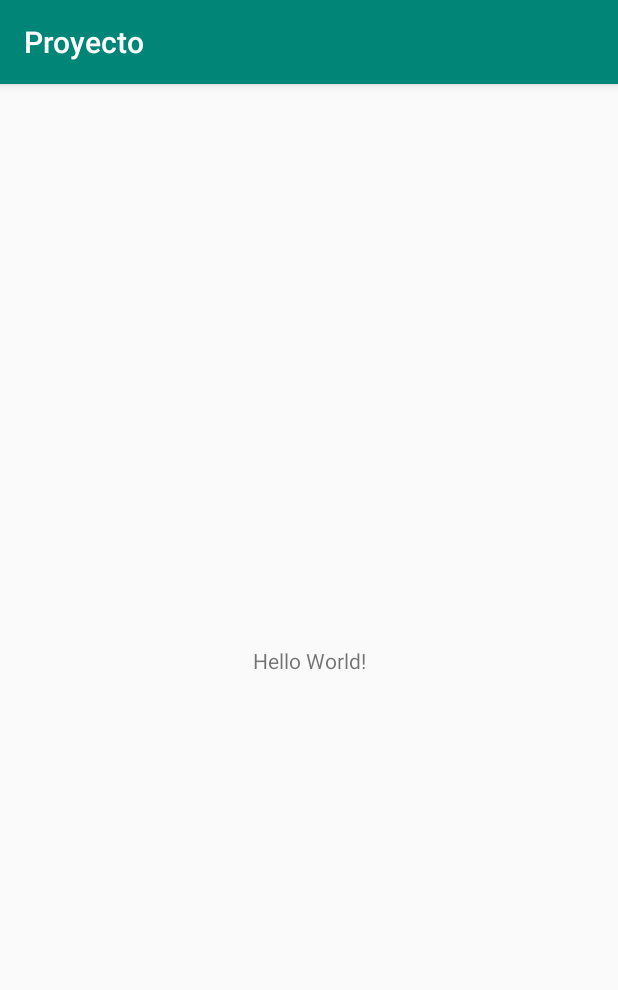
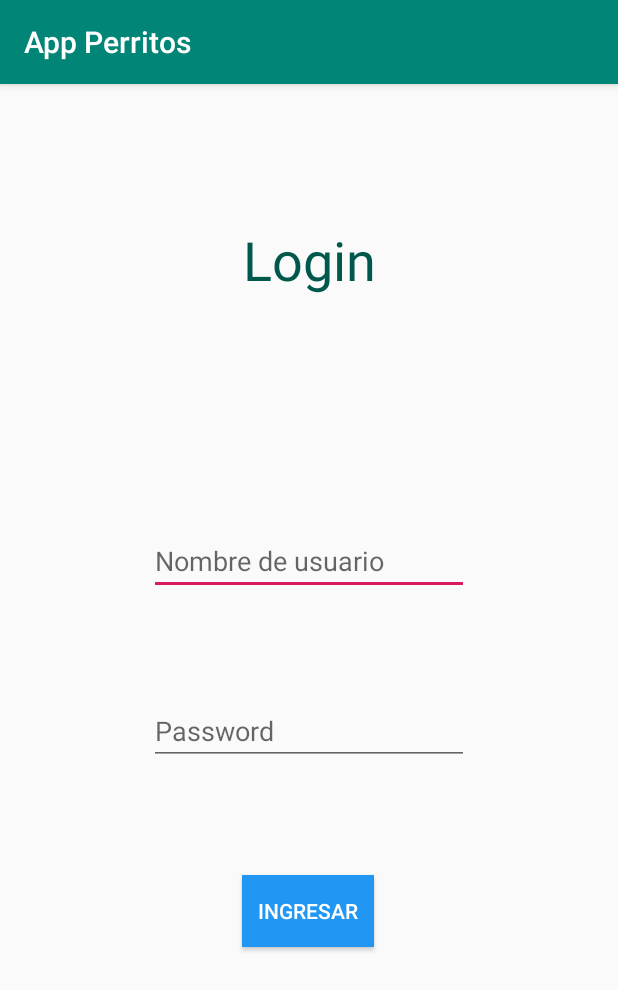
Before and after one commit to 2019-a-gr2-moviles/proyecto-criollo-mora, an Android app: the screen it shows after launch (MainActivity), on a phone screen of 412 x 824 dp. Shown: the top 990 px of the screen. Run offline under Robolectric (Android 15) with nearby library versions, the phone set to English and light mode, and no system bars; libraries missing offline, so code that uses them is left out: com.beust.klaxon, com.github.kittinunf.fuel, com.github.kittinunf.result.

Commit message:
login y registro usuarios

```diff
--- a/01-android-proyecto/app/build.gradle
+++ b/01-android-proyecto/app/build.gradle
@@ -25,10 +25,12 @@ android {
 
 dependencies {
     implementation fileTree(dir: 'libs', include: ['*.jar'])
-    implementation"org.jetbrains.kotlin:kotlin-stdlib-jdk7:$kotlin_version"
+    implementation "org.jetbrains.kotlin:kotlin-stdlib-jdk7:$kotlin_version"
     implementation 'com.android.support:appcompat-v7:28.0.0'
     implementation 'com.android.support.constraint:constraint-layout:1.1.3'
     testImplementation 'junit:junit:4.12'
     androidTestImplementation 'com.android.support.test:runner:1.0.2'
     androidTestImplementation 'com.android.support.test.espresso:espresso-core:3.0.2'
+    implementation 'com.beust:klaxon:5.0.1'
+    implementation 'com.github.kittinunf.fuel:fuel:2.1.0'
 }
--- a/01-android-proyecto/app/src/main/java/com/example/proyecto/MainActivity.kt
+++ b/01-android-proyecto/app/src/main/java/com/example/proyecto/MainActivity.kt
@@ -1,12 +1,51 @@
 package com.example.proyecto
 
+import android.content.Intent
 import android.support.v7.app.AppCompatActivity
 import android.os.Bundle
+import android.widget.Toast
+import com.beust.klaxon.Klaxon
+import com.github.kittinunf.fuel.httpGet
+import com.github.kittinunf.fuel.httpPost
+import com.github.kittinunf.result.Result
+import kotlinx.android.synthetic.main.activity_main.*
 
 class MainActivity : AppCompatActivity() {
 
     override fun onCreate(savedInstanceState: Bundle?) {
         super.onCreate(savedInstanceState)
         setContentView(R.layout.activity_main)
+        btn_ingresar.setOnClickListener {
+            consultarIngreso()
+        }
+    }
+
+
+
+
+    fun consultarIngreso(){
+        val lstUsuario = ArrayList<Usuario>()
+        val url = "http://192.168.1.3:1337/usuario"
+        val usuario = Usuario(id = null ,username = txt_username.text.toString(),
+            password = txt_password.text.toString(), tipo = null)
+        val parametro=listOf("username" to usuario.username, "password" to usuario.password)
+        url.httpGet(parametro).responseString { request, response, result ->
+            when(result){
+                is Result.Failure ->{
+                    val exc = result.getException()
+                    Toast.makeText(this, "Error:${exc}", Toast.LENGTH_SHORT).show()
+                }
+                is Result.Success -> {
+                    val resultado = result.get()
+                    val jsonResultado= Klaxon().parseArray<Usuario>(resultado)
+                    if (jsonResultado!= null) {
+                        var intent = Intent(this, MenuPrincipalActivity::class.java)
+                        startActivity(intent)
+                    }
+
+                }
+
+            }
+        }
     }
 }
--- /dev/null
+++ b/01-android-proyecto/app/src/main/java/com/example/proyecto/Usuario.kt
@@ -0,0 +1,5 @@
+package com.example.proyecto
+
+class Usuario(var id:Int?, var username:String, var password:String,
+              var tipo:String?) {
+}
--- a/01-android-proyecto/app/src/main/res/layout/activity_main.xml
+++ b/01-android-proyecto/app/src/main/res/layout/activity_main.xml
@@ -10,10 +10,43 @@
     <TextView
             android:layout_width="wrap_content"
             android:layout_height="wrap_content"
-            android:text="Hello World!"
+            android:text="@string/login"
             app:layout_constraintBottom_toBottomOf="parent"
             app:layout_constraintLeft_toLeftOf="parent"
             app:layout_constraintRight_toRightOf="parent"
-            app:layout_constraintTop_toTopOf="parent"/>
+            app:layout_constraintTop_toTopOf="parent" app:layout_constraintVertical_bias="0.129"
+            android:id="@+id/textView" android:textColor="@color/colorPrimaryDark" android:textSize="36sp"/>
+    <EditText
+            android:layout_width="wrap_content"
+            android:layout_height="wrap_content"
+            android:inputType="textPersonName"
+            android:ems="10"
+            android:id="@+id/txt_username" android:layout_marginStart="8dp"
+            app:layout_constraintStart_toStartOf="parent" android:layout_marginLeft="8dp" android:layout_marginEnd="8dp"
+            app:layout_constraintEnd_toEndOf="parent" android:layout_marginRight="8dp"
+            app:layout_constraintTop_toTopOf="parent" android:layout_marginTop="180dp" android:layout_marginBottom="8dp"
+            app:layout_constraintBottom_toBottomOf="parent" app:layout_constraintVertical_bias="0.216"
+            android:hint="@string/username"/>
+    <EditText
+            android:layout_width="wrap_content"
+            android:layout_height="wrap_content"
+            android:inputType="textPassword"
+            android:ems="10"
+            android:id="@+id/txt_password" android:layout_marginStart="8dp"
+            app:layout_constraintStart_toStartOf="parent" android:layout_marginLeft="8dp" android:layout_marginEnd="8dp"
+            app:layout_constraintEnd_toEndOf="parent" android:layout_marginRight="8dp" android:layout_marginTop="68dp"
+            app:layout_constraintTop_toBottomOf="@+id/txt_username" android:layout_marginBottom="8dp"
+            app:layout_constraintBottom_toBottomOf="parent" app:layout_constraintVertical_bias="0.0"
+            android:hint="@string/password"/>
+    <Button
+            android:text="@string/ingresar"
+            android:layout_width="wrap_content"
+            android:layout_height="wrap_content"
+            android:id="@+id/btn_ingresar" app:layout_constraintStart_toStartOf="parent" android:layout_marginLeft="8dp"
+            android:layout_marginStart="8dp" app:layout_constraintEnd_toEndOf="parent" android:layout_marginEnd="8dp"
+            android:layout_marginRight="8dp" app:layout_constraintTop_toBottomOf="@+id/txt_password"
+            android:layout_marginBottom="8dp" app:layout_constraintBottom_toBottomOf="parent"
+            android:background="@color/colorButton" android:textColor="@color/colorTextoButton"
+            app:layout_constraintHorizontal_bias="0.498" app:layout_constraintVertical_bias="0.283"/>
 
 </android.support.constraint.ConstraintLayout>
--- a/01-android-proyecto/app/src/main/res/values/colors.xml
+++ b/01-android-proyecto/app/src/main/res/values/colors.xml
@@ -3,4 +3,6 @@
     <color name="colorPrimary">#008577</color>
     <color name="colorPrimaryDark">#00574B</color>
     <color name="colorAccent">#D81B60</color>
+    <color name="colorButton">#2196F3</color>
+    <color name="colorTextoButton">#FFFFFF</color>
 </resources>
--- a/01-android-proyecto/app/src/main/res/values/strings.xml
+++ b/01-android-proyecto/app/src/main/res/values/strings.xml
@@ -1,3 +1,17 @@
 <resources>
-    <string name="app_name">Proyecto</string>
+    <string name="app_name">App Perritos</string>
+    <string name="login">Login</string>
+    <string name="username">Nombre de usuario</string>
+    <string name="password">Password</string>
+    <string name="ingresar">Ingresar</string>
+    <string name="perros">Perros</string>
+    <string name="tiendas">Tiendas de mascotas</string>
+    <string name="razas">Razas de perro</string>
+    <string name="cliente">Clientes</string>
+    <string name="usuarios">Usuarios</string>
+    <string name="opcion">Seleccione una opción</string>
+    <string name="ingresar_usuario">Ingresar usuario</string>
+    <string name="gestionar_usuario">Gestionar usuarios</string>
+    <string name="tipo_usuario">Tipo de usuario</string>
+    <string name="ins_registrar_usuario">Ingrese los datos del usuario a registrar</string>
 </resources>
```
Also changed, not shown: 01-android-proyecto/app/src/main/AndroidManifest.xml (+13 -1 lines), 01-android-proyecto/app/src/main/java/com/example/proyecto/GestionarUsuarioActivity.kt (added, +12 -0 lines), 01-android-proyecto/app/src/main/java/com/example/proyecto/IngresarUsuarioActivity.kt (added, +48 -0 lines), 01-android-proyecto/app/src/main/java/com/example/proyecto/MenuPrincipalActivity.kt (added, +26 -0 lines), 01-android-proyecto/app/src/main/java/com/example/proyecto/OpcionesUsuariosActivity.kt (added, +40 -0 lines), 01-android-proyecto/app/src/main/res/layout/activity_gestionar_usuario.xml (added, +18 -0 lines), 01-android-proyecto/app/src/main/res/layout/activity_ingresar_usuario.xml (added, +65 -0 lines), 01-android-proyecto/app/src/main/res/layout/activity_menu_principal.xml (added, +73 -0 lines), 01-android-proyecto/app/src/main/res/layout/activity_opciones_usuarios.xml (added, +31 -0 lines), 2 other files.
